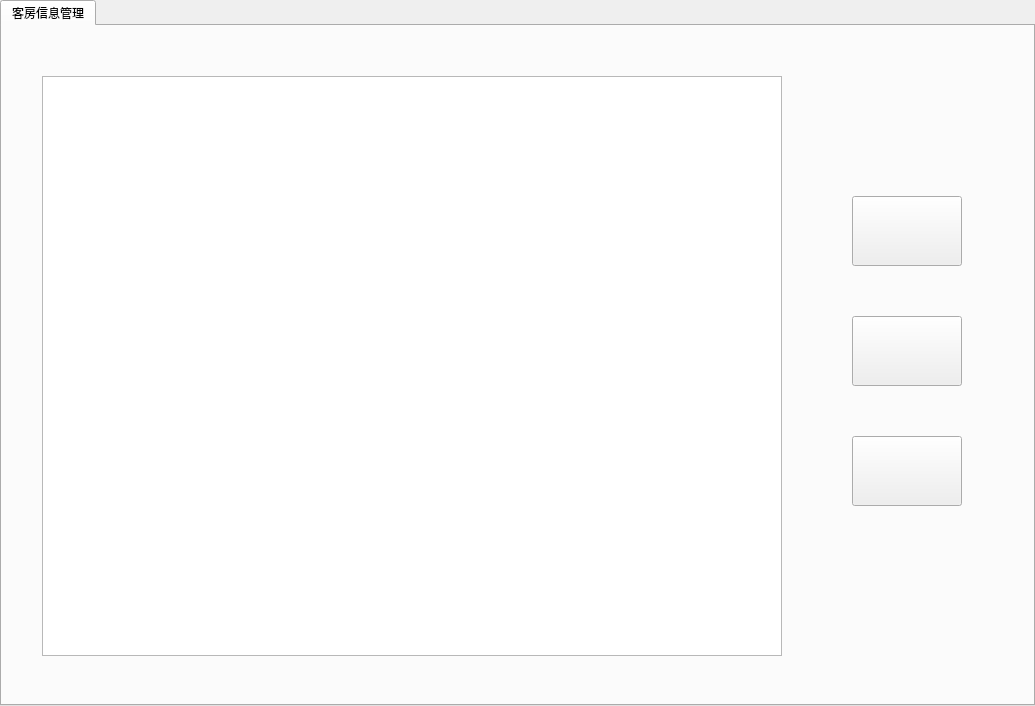
Above: Hotel_management_System/guest_room_management.ui from st2eam/-Rookie-mutual-carry before the change. Below: the same form after it.
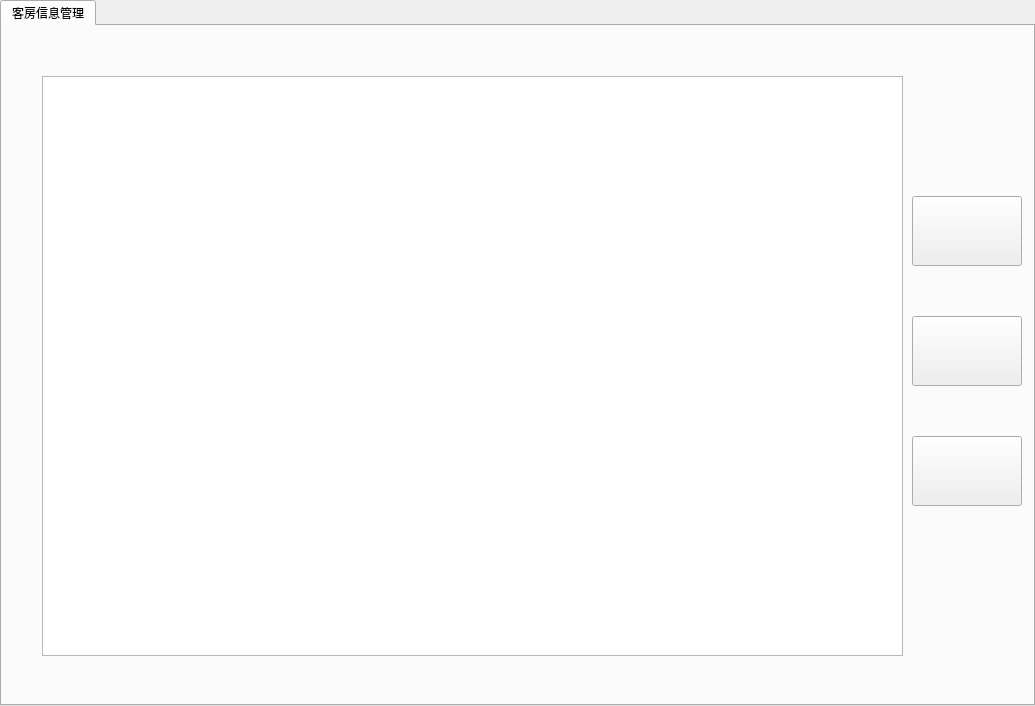
That is the form after the change.

```diff
--- a/Hotel_management_System/guest_room_management.ui
+++ b/Hotel_management_System/guest_room_management.ui
@@ -37,7 +37,7 @@
       <rect>
        <x>40</x>
        <y>50</y>
-       <width>740</width>
+       <width>861</width>
        <height>580</height>
       </rect>
      </property>
@@ -45,7 +45,7 @@
     <widget class="QPushButton" name="pushButton_7">
      <property name="geometry">
       <rect>
-       <x>850</x>
+       <x>910</x>
        <y>170</y>
        <width>110</width>
        <height>70</height>
@@ -58,7 +58,7 @@
     <widget class="QPushButton" name="pushButton_8">
      <property name="geometry">
       <rect>
-       <x>850</x>
+       <x>910</x>
        <y>290</y>
        <width>110</width>
        <height>70</height>
@@ -71,7 +71,7 @@
     <widget class="QPushButton" name="pushButton_9">
      <property name="geometry">
       <rect>
-       <x>850</x>
+       <x>910</x>
        <y>410</y>
        <width>110</width>
        <height>70</height>
```
